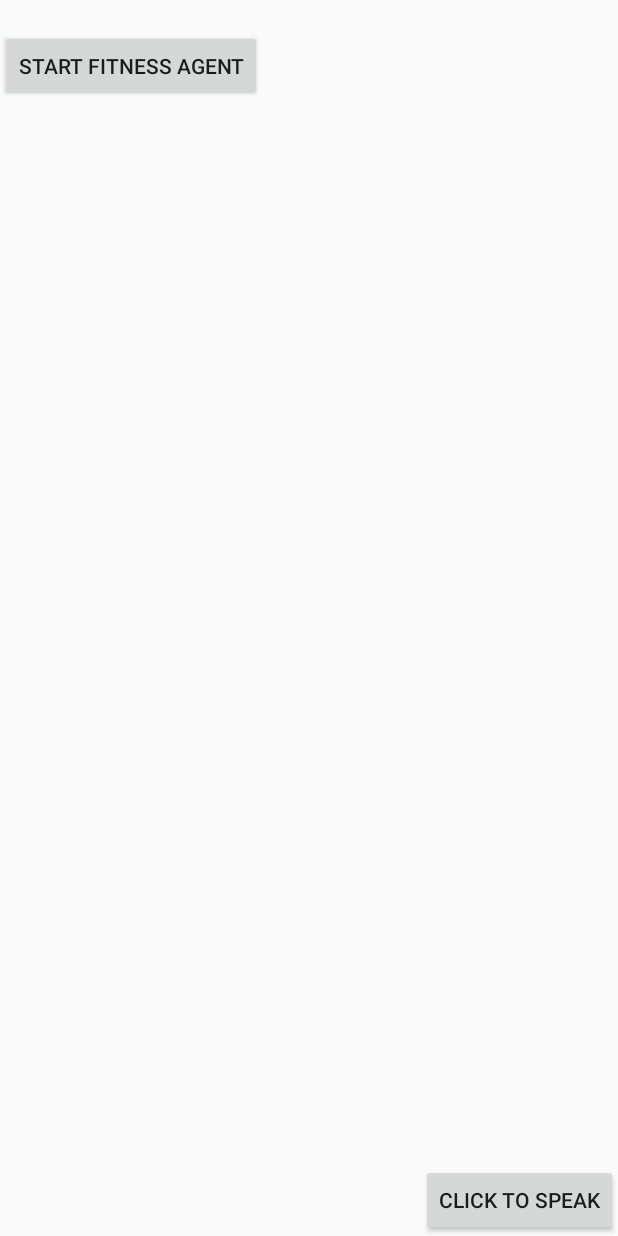
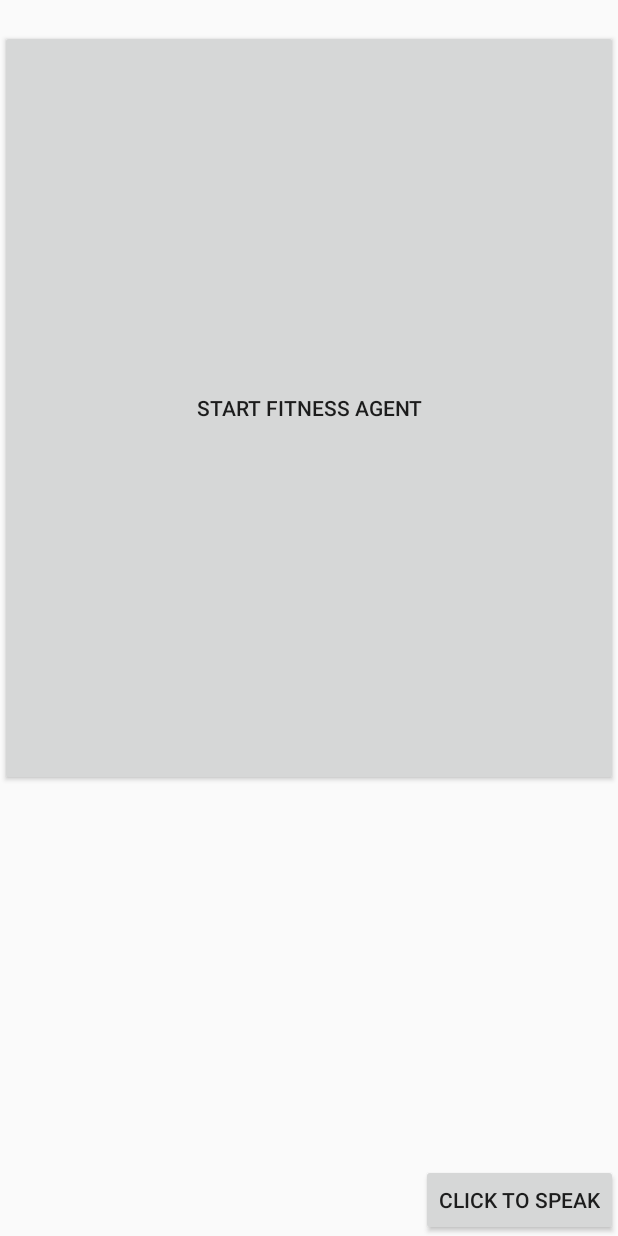
Before and after one commit to mickeymv/UFRecInfo, an Android app: the layout activity_aidialog_sample.xml on its own in the app's theme, with its tools: preview values and no code run, on a phone screen of 412 x 824 dp. Run offline under Robolectric (Android 15) with nearby library versions, the phone set to English and light mode, and no system bars.

```diff
--- a/Android/apiAISampleApp/src/main/java/ai/api/sample/AIDialogSampleActivity.java
+++ b/Android/apiAISampleApp/src/main/java/ai/api/sample/AIDialogSampleActivity.java
@@ -114,6 +114,7 @@ public class AIDialogSampleActivity extends BaseActivity implements AIDialog.AID
 
     @Override
     public void onCreate(final Bundle savedInstanceState) {
+        TTS.init(getApplicationContext());
         super.onCreate(savedInstanceState);
         setContentView(R.layout.activity_aidialog_sample);
 
@@ -218,12 +219,13 @@ public class AIDialogSampleActivity extends BaseActivity implements AIDialog.AID
         }
     }
 
-    /*
+
     @Override
     public void onStart() {
         super.onStart();
+        checkAudioRecordPermission();
     }
-*/
+
 
     private void checkForReset(Map parameters) {
         systemClearOrConfirmationResponse = "";
--- a/Android/apiAISampleApp/src/main/java/ai/api/sample/MainActivity.java
+++ b/Android/apiAISampleApp/src/main/java/ai/api/sample/MainActivity.java
@@ -35,15 +35,13 @@ public class MainActivity extends BaseActivity {
     protected void onCreate(final Bundle savedInstanceState) {
         super.onCreate(savedInstanceState);
         setContentView(R.layout.activity_main);
-
-        TTS.init(getApplicationContext());
+        //TTS.init(getApplicationContext());
     }
 
     @Override
     protected void onStart() {
         super.onStart();
-
-        checkAudioRecordPermission();
+        //checkAudioRecordPermission();
     }
 
     @Override
--- a/Android/apiAISampleApp/src/main/res/layout/activity_aidialog_sample.xml
+++ b/Android/apiAISampleApp/src/main/res/layout/activity_aidialog_sample.xml
@@ -4,8 +4,8 @@
 
     <Button
         android:id="@+id/buttonStart"
-        android:layout_width="wrap_content"
-        android:layout_height="wrap_content"
+        android:layout_width="match_parent"
+        android:layout_height="504dp"
         android:text="Start Fitness Agent"
         android:onClick="buttonListenOnClick"
         android:layout_centerHorizontal="true"
--- a/Android/apiAISampleApp/src/main/res/layout/activity_main.xml
+++ b/Android/apiAISampleApp/src/main/res/layout/activity_main.xml
@@ -27,13 +27,15 @@
             android:onClick="buttonSampleClick"
             />
 -->
+
+        <!--  Commenting this out as this could be the reason for the backButton on the classList page.
         <Button
             android:layout_width="wrap_content"
             android:layout_height="wrap_content"
             android:text="@string/dialog_sample_text"
             android:onClick="dialogSampleClick"
             />
-
+-->
         </LinearLayout>
 
 
```
Also changed, not shown: Android/apiAISampleApp/src/main/AndroidManifest.xml (+8 -1 lines).
